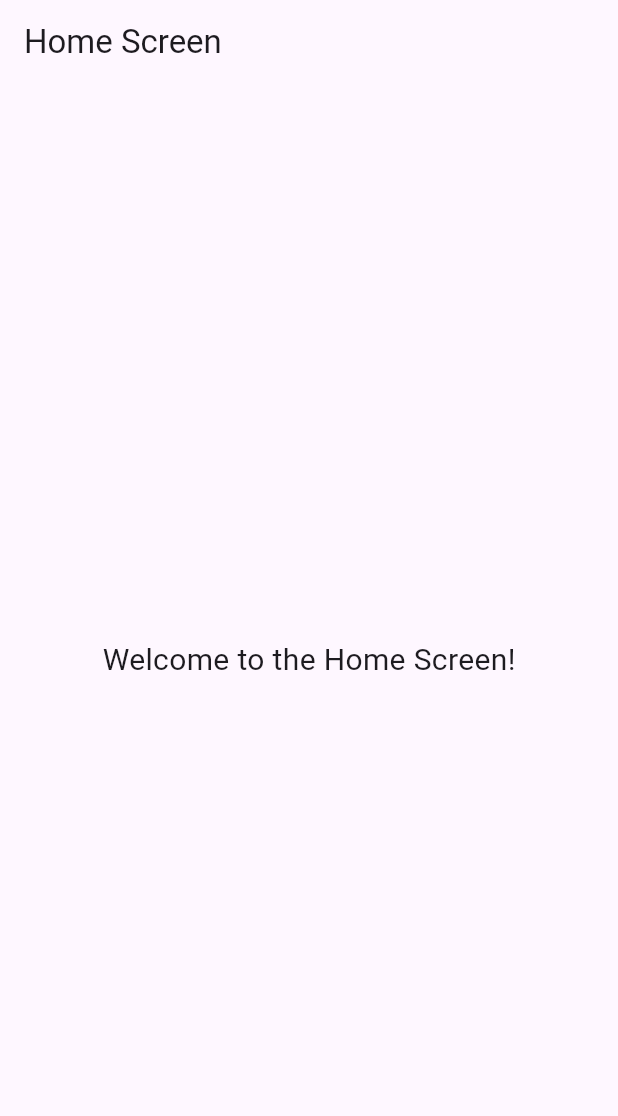
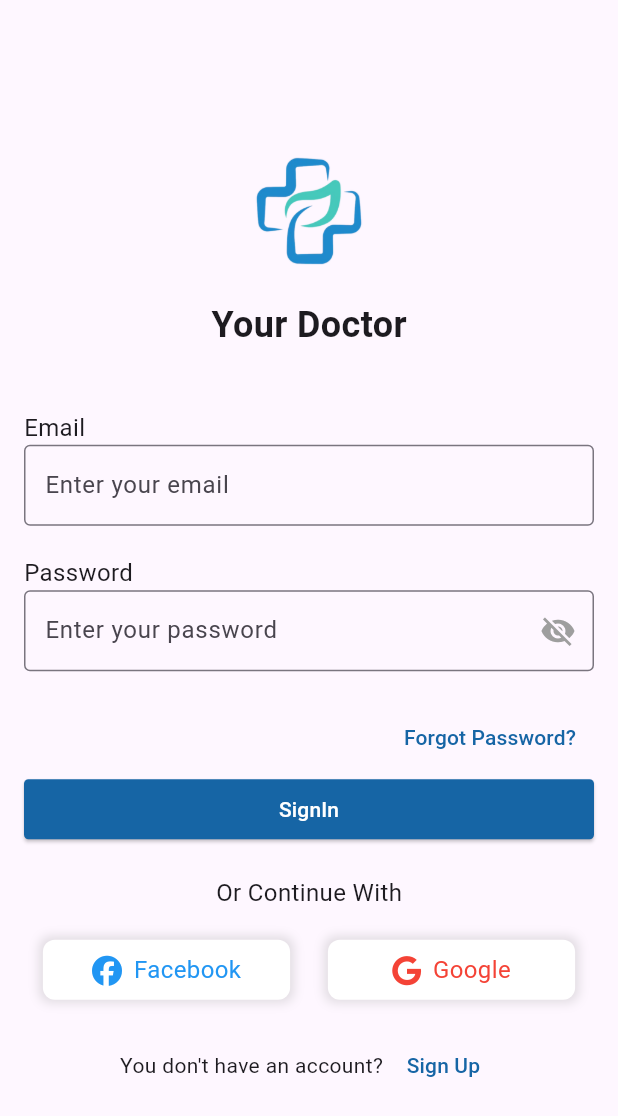
Before and after one commit to shihasmse645/Docto, a Flutter app: the screen it shows after launch, on a phone screen of 412 x 824 dp. Shown: the top 1116 px of the screen. Run offline on Flutter 3.47's test engine with Material 3 defaults, Android fonts, the light colour scheme and no system bars; our stand-ins replace font_awesome_flutter.

Commit message:
LoginPage UI Implemented

```diff
--- a/analysis_options.yaml
+++ b/analysis_options.yaml
@@ -7,6 +7,9 @@
 
 # The following line activates a set of recommended lints for Flutter apps,
 # packages, and plugins designed to encourage good coding practices.
+analyzer:
+  errors:
+    depend_on_referenced_packages: ignore
 include: package:flutter_lints/flutter.yaml
 
 linter:
--- a/lib/Views/SplashScreen.dart
+++ b/lib/Views/SplashScreen.dart
@@ -2,6 +2,7 @@ import 'dart:async';
 
 import 'package:flutter/material.dart';
 import 'package:ghotest/Views/Home.dart';
+import 'package:ghotest/Views/login.dart';
 
 class SplashScreen extends StatefulWidget {
   @override
@@ -16,7 +17,7 @@ class _SplashScreenState extends State<SplashScreen> {
     Timer(Duration(seconds: 3), () {
       Navigator.pushReplacement(
         context,
-        MaterialPageRoute(builder: (context) => HomeScreen()),
+        MaterialPageRoute(builder: (context) => LoginPage()),
       );
     });
   }
@@ -24,7 +25,7 @@ class _SplashScreenState extends State<SplashScreen> {
   @override
   Widget build(BuildContext context) {
     return Scaffold(
-      backgroundColor: Colors.blue,
+      backgroundColor: Color.fromARGB(255, 22, 101, 165),
       body: Center(
         child: Image.asset(
           'assets/images/logos.png',
--- /dev/null
+++ b/lib/Views/login.dart
@@ -0,0 +1,219 @@
+import 'package:flutter/material.dart';
+import 'package:font_awesome_flutter/font_awesome_flutter.dart';
+
+class LoginPage extends StatefulWidget {
+  const LoginPage({super.key});
+
+  @override
+  _LoginPageState createState() => _LoginPageState();
+}
+
+class _LoginPageState extends State<LoginPage> {
+  bool _isPasswordVisible = false;
+
+  final TextEditingController _emailController = TextEditingController();
+  final TextEditingController _passwordController = TextEditingController();
+
+  @override
+  Widget build(BuildContext context) {
+    return Scaffold(
+      body: Padding(
+        padding: const EdgeInsets.all(16.0),
+        child: Column(
+          mainAxisAlignment: MainAxisAlignment.center,
+          crossAxisAlignment: CrossAxisAlignment.center,
+          children: [
+            // Logo and "Your Doctor" Text
+
+            Image.asset('assets/images/bluelogo.png',
+                height: 100), // Add your logo image path
+            const SizedBox(height: 10),
+            const Text('Your Doctor',
+                style: TextStyle(fontSize: 24, fontWeight: FontWeight.bold)),
+
+            const SizedBox(height: 40),
+
+            // Email Label and Email Field
+            const Align(
+              alignment: Alignment.centerLeft,
+              child: Text('Email', style: TextStyle(fontSize: 16)),
+            ),
+            TextField(
+              controller: _emailController,
+              decoration: const InputDecoration(
+                hintText: 'Enter your email',
+                border: OutlineInputBorder(),
+                contentPadding:
+                    EdgeInsets.symmetric(vertical: 15, horizontal: 10),
+              ),
+            ),
+
+            const SizedBox(height: 20),
+            const Align(
+              alignment: Alignment.centerLeft,
+              child: Text('Password', style: TextStyle(fontSize: 16)),
+            ),
+            TextField(
+              controller: _passwordController,
+              obscureText: !_isPasswordVisible,
+              decoration: InputDecoration(
+                hintText: 'Enter your password',
+                border: const OutlineInputBorder(),
+                contentPadding:
+                    const EdgeInsets.symmetric(vertical: 15, horizontal: 10),
+                suffixIcon: IconButton(
+                  icon: Icon(
+                    _isPasswordVisible
+                        ? Icons.visibility
+                        : Icons.visibility_off,
+                    color: Colors.grey,
+                  ),
+                  onPressed: () {
+                    setState(() {
+                      _isPasswordVisible = !_isPasswordVisible;
+                    });
+                  },
+                ),
+              ),
+            ),
+
+            const SizedBox(height: 20),
+            Align(
+              alignment: Alignment.centerRight,
+              child: TextButton(
+                onPressed: () {
+                  // Implement your forgot password functionality here
+                },
+                child: const Text('Forgot Password?',
+                    style: TextStyle(color: Color.fromARGB(255, 22, 101, 165))),
+              ),
+            ),
+            SizedBox(
+              width: double.infinity,
+              child:
+                  // Inside Obx to react to changes in loading value
+                  ElevatedButton(
+                onPressed: () {},
+                style: ElevatedButton.styleFrom(
+                  backgroundColor: const Color.fromARGB(255, 22, 101, 165),
+                  shape: RoundedRectangleBorder(
+                    borderRadius: BorderRadius.circular(3),
+                  ),
+                ),
+                child: const Text(
+                  'SignIn',
+                  style: TextStyle(color: Colors.white),
+                ),
+              ),
+            ),
+
+            const SizedBox(height: 20),
+            const Text('Or Continue With', style: TextStyle(fontSize: 16)),
+            const SizedBox(height: 20),
+            Row(
+              mainAxisAlignment: MainAxisAlignment.spaceAround,
+              children: [
+                // Facebook Button with Label
+                Container(
+                  height: 40,
+                  width: MediaQuery.of(context).size.width * 0.4,
+                  decoration: BoxDecoration(
+                    color: Colors.white, // White background
+                    borderRadius: BorderRadius.circular(8), // Rounded corners
+                    boxShadow: [
+                      BoxShadow(
+                        color: Colors.grey.withOpacity(0.3),
+                        blurRadius: 5,
+                        spreadRadius: 2,
+                      ),
+                    ],
+                  ),
+                  padding:
+                      const EdgeInsets.all(8), // Padding inside the container
+                  child: const Row(
+                    mainAxisAlignment: MainAxisAlignment.center,
+                    children: [
+                      FaIcon(FontAwesomeIcons.facebook,
+                          size: 20, color: Colors.blue),
+
+                      SizedBox(width: 8), // Space between icon and label
+                      Text(
+                        'Facebook',
+                        style: TextStyle(color: Colors.blue, fontSize: 16),
+                      ),
+                    ],
+                  ),
+                ),
+
+                // Google Button with Label
+                Container(
+                  width: MediaQuery.of(context).size.width * 0.4,
+                  height: 40,
+
+                  decoration: BoxDecoration(
+                    color: Colors.white, // White background
+                    borderRadius: BorderRadius.circular(8), // Rounded corners
+                    boxShadow: [
+                      BoxShadow(
+                        color: Colors.grey.withOpacity(0.3),
+                        blurRadius: 5,
+                        spreadRadius: 2,
+                      ),
+                    ],
+                  ),
+                  padding:
+                      const EdgeInsets.all(8), // Padding inside the container
+                  child: const Row(
+                    mainAxisAlignment: MainAxisAlignment.center,
+                    children: [
+                      FaIcon(FontAwesomeIcons.google,
+                          size: 20, color: Colors.red),
+
+                      SizedBox(width: 8), // Space between icon and label
+                      Text(
+                        'Google',
+                        style: TextStyle(color: Colors.red, fontSize: 16),
+                      ),
+                    ],
+                  ),
+                ),
+              ],
+            ),
+            const SizedBox(height: 20),
+            Row(
+              mainAxisAlignment: MainAxisAlignment.center,
+              children: [
+                const Text("You don't have an account? "),
+                TextButton(
+                  onPressed: () {
+                    // Implement your sign up page navigation here
+                  },
+                  child: const Text('Sign Up',
+                      style:
+                          TextStyle(color: Color.fromARGB(255, 22, 101, 165))),
+                ),
+              ],
+            ),
+          ],
+        ),
+      ),
+    );
+  }
+}
+
+class SemiCircleClipper extends CustomClipper<Path> {
+  @override
+  Path getClip(Size size) {
+    final path = Path();
+    path.lineTo(0, 0);
+    path.lineTo(size.width, 0);
+    path.lineTo(size.width, size.height);
+    path.arcToPoint(Offset(0, size.height),
+        radius: Radius.circular(size.width / 2));
+    path.close();
+    return path;
+  }
+
+  @override
+  bool shouldReclip(SemiCircleClipper oldClipper) => false;
+}
--- a/pubspec.yaml
+++ b/pubspec.yaml
@@ -35,6 +35,7 @@ dependencies:
   # The following adds the Cupertino Icons font to your application.
   # Use with the CupertinoIcons class for iOS style icons.
   cupertino_icons: ^1.0.8
+  font_awesome_flutter: ^10.8.0
 
 dev_dependencies:
   flutter_test:
@@ -64,6 +65,8 @@ flutter:
     - assets/images/log.png
     - assets/images/logos.png
     - assets/images/dl.png
+    - assets/images/bluelogo.png
+
 
 
   # An image asset can refer to one or more resolution-specific "variants", see
```
Also changed, not shown: assets/images/bluelogo.png (added), pubspec.lock.
